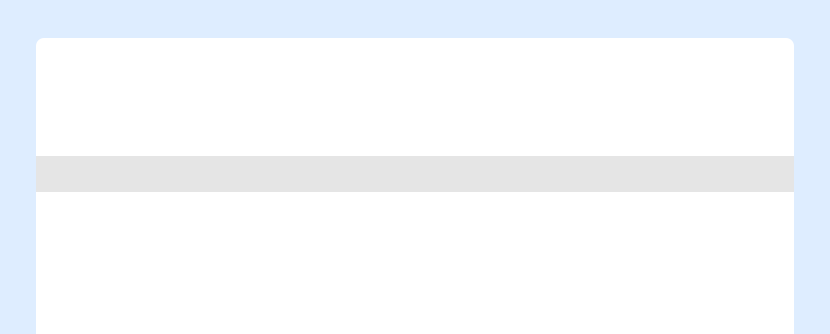
openeuler-mirror/ks-ssr, file plugins/gui/vulnerability/reports/table.ui: the form before one commit; both pictures show x 0 to 830 and y 0 to 334 of the 830 by 1170 pixel window.
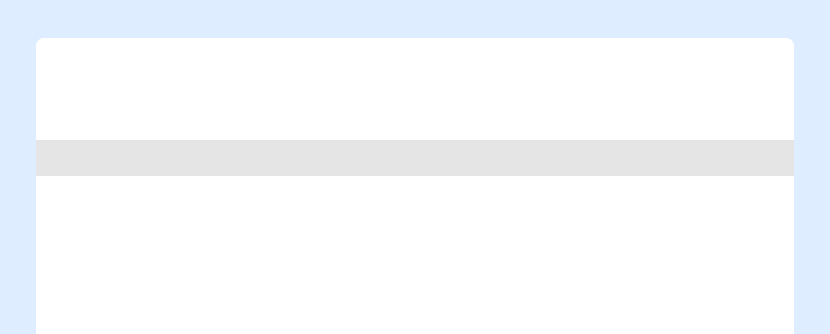
The form after the commit. Icons and pictures are not drawn.

Commit message: feat（reports）：modify code changes - 修复一些漏洞报表的缺陷

```diff
--- a/plugins/gui/vulnerability/reports/table.ui
+++ b/plugins/gui/vulnerability/reports/table.ui
@@ -108,7 +108,7 @@
       <x>0</x>
       <y>100</y>
       <width>758</width>
-      <height>72</height>
+      <height>41</height>
      </rect>
     </property>
     <property name="sizePolicy">
```
